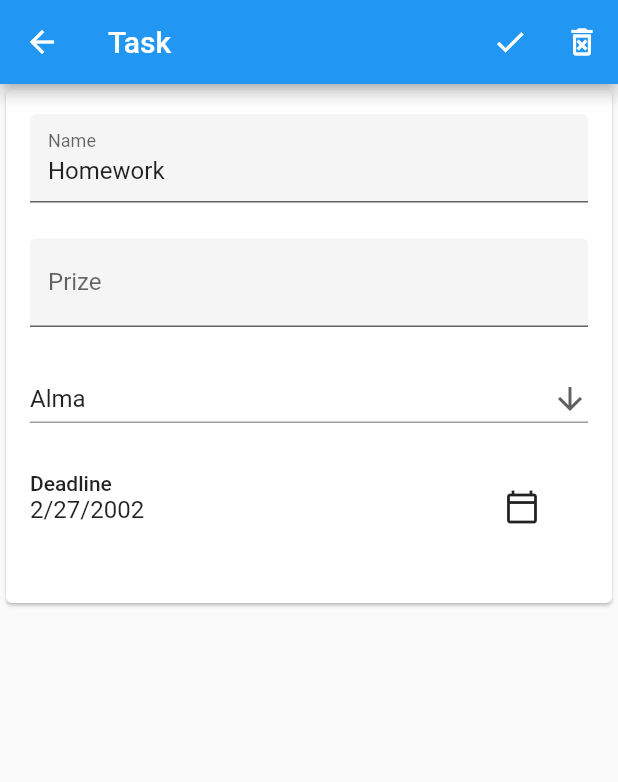
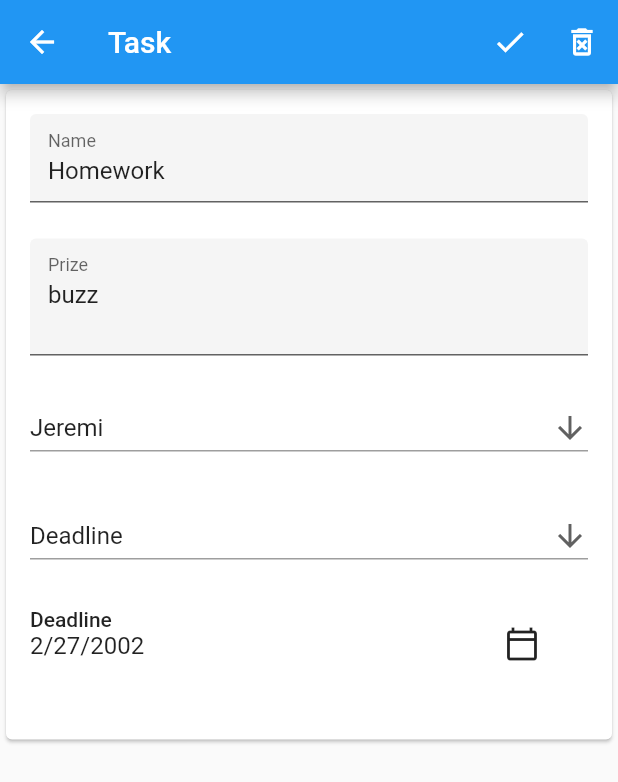
Before and after one commit to szead/kids_task_tracker, a Flutter app: the screen it shows after launch, after a tap on "Homework", on a phone screen of 412 x 824 dp. Shown: the top 782 px of the screen. Run offline on Flutter 3.47's test engine with Material 2 defaults, Android fonts, the phone set to English and light mode, and no system bars; our stand-ins replace cloud_firestore; accounts and stored records are empty.

Commit message:
Adding init function to edit screen

```diff
--- a/lib/edit_detail_screen.dart
+++ b/lib/edit_detail_screen.dart
@@ -14,11 +14,34 @@ class EditDetailScreen extends StatefulWidget {
 class _EditDetailScreenState extends State<EditDetailScreen> {
   final _formKey = GlobalKey<FormState>();
   String taskName = '';
-  String description = '';
+  String prize = '';
   DateTime date = DateTime.now();
   double maxValue = 0;
-  bool enableFeature = false;
-  String dropdownValue = 'Alma';
+
+  static final List<String> kidsName = ["Jeremi", "Nero"];
+  static final List<String> types = ["Deadline", "Count"];
+
+  String assigneeDropdownValue = kidsName.first;
+
+  String typeDropdownValue;
+
+  int counter;
+
+  @override
+  void initState() {
+    taskName = widget.tasks.elementAt(widget.index).taskName;
+    date = widget.tasks.elementAt(widget.index).deadline;
+    typeDropdownValue = widget.tasks.elementAt(widget.index).maxCount == null
+        ? types.first
+        : types.last;
+    print(typeDropdownValue);
+    counter = widget.tasks.elementAt(widget.index).maxCount == null
+        ? 0
+        : widget.tasks.elementAt(widget.index).maxCount;
+    print(counter);
+    prize = widget.tasks.elementAt(widget.index).prize;
+    super.initState();
+  }
 
   @override
   Widget build(BuildContext context) {
@@ -26,7 +49,11 @@ class _EditDetailScreenState extends State<EditDetailScreen> {
       appBar: AppBar(
         title: Text("Task"),
         actions: [
-          IconButton(icon: Icon(Icons.check), onPressed: () {}),
+          IconButton(
+              icon: Icon(Icons.check),
+              onPressed: () {
+                Navigator.pop(context);
+              }),
           IconButton(
               icon: Icon(Icons.delete_forever_outlined),
               onPressed: () {
@@ -56,10 +83,12 @@ class _EditDetailScreenState extends State<EditDetailScreen> {
                             hintText: 'Enter a task name...',
                             labelText: 'Name',
                           ),
-                          initialValue: widget.tasks.elementAt(widget.index).taskName,
+                          initialValue: taskName,
                           onChanged: (value) {
                             setState(() {
                               taskName = value;
+                              widget.tasks.elementAt(widget.index).taskName =
+                                  taskName;
                             });
                           },
                         ),
@@ -70,13 +99,15 @@ class _EditDetailScreenState extends State<EditDetailScreen> {
                             hintText: 'Enter a prize...',
                             labelText: 'Prize',
                           ),
+                          initialValue: prize,
                           onChanged: (value) {
-                            description = value;
+                            prize = value;
+                            widget.tasks.elementAt(widget.index).prize = prize;
                           },
-                          // maxLines: 5,
+                          maxLines: 2,
                         ),
                         DropdownButton<String>(
-                          value: dropdownValue,
+                          value: assigneeDropdownValue,
                           icon: Icon(Icons.arrow_downward),
                           isExpanded: true,
                           // iconSize: 24,
@@ -88,10 +119,10 @@ class _EditDetailScreenState extends State<EditDetailScreen> {
                           ),
                           onChanged: (String newValue) {
                             setState(() {
-                              dropdownValue = newValue;
+                              assigneeDropdownValue = newValue;
                             });
                           },
-                          items: <String>['Alma', 'Two', 'Free', 'Four']
+                          items: kidsName
                               .map<DropdownMenuItem<String>>((String value) {
                             return DropdownMenuItem<String>(
                               value: value,
@@ -99,14 +130,31 @@ class _EditDetailScreenState extends State<EditDetailScreen> {
                             );
                           }).toList(),
                         ),
-                        _FormDatePicker(
-                          date: widget.tasks.elementAt(widget.index).deadline,
-                          onChanged: (value) {
+                        DropdownButton<String>(
+                          value: typeDropdownValue,
+                          icon: Icon(Icons.arrow_downward),
+                          isExpanded: true,
+                          // iconSize: 24,
+                          // elevation: 16,
+                          // style: TextStyle(color: Colors.deepPurple),
+                          underline: Container(
+                            height: 1,
+                            color: Colors.grey,
+                          ),
+                          onChanged: (String newValue) {
                             setState(() {
-                              date = value;
+                              typeDropdownValue = newValue;
                             });
                           },
+                          items: types
+                              .map<DropdownMenuItem<String>>((String value) {
+                            return DropdownMenuItem<String>(
+                              value: value,
+                              child: Text(value),
+                            );
+                          }).toList(),
                         ),
+                        ...getWidgetByType(),
                       ].expand(
                         (widget) => [
                           widget,
@@ -127,6 +175,76 @@ class _EditDetailScreenState extends State<EditDetailScreen> {
       // onPressed: () {
       // Navigator.pop(context, items);
     );
+  }
+
+  List<Widget> getWidgetByType() {
+    List<Widget> widgets = new List<Widget>();
+    switch (typeDropdownValue) {
+      case "Deadline":
+        {
+          widget.tasks.elementAt(widget.index).maxCount = null;
+          widgets.add(_FormDatePicker(
+            date: date,
+            onChanged: (value) {
+              setState(() {
+                date = value;
+                widget.tasks.elementAt(widget.index).deadline = date;
+              });
+            },
+          ));
+        }
+        break;
+      case "Count":
+        {
+          widgets.add(Container(
+            padding: EdgeInsets.all(10.0),
+            decoration: BoxDecoration(
+              border: Border(
+                bottom: BorderSide(width: 1.0, color: Colors.grey),
+              ),
+            ),
+            child: new Center(
+              child: new Row(
+                mainAxisAlignment: MainAxisAlignment.spaceAround,
+                children: <Widget>[
+                  new FloatingActionButton(
+                    heroTag: "Remove",
+                    onPressed: () => {
+                      setState(() {
+                        counter--;
+                        widget.tasks.elementAt(widget.index).maxCount = counter;
+                      })
+                    },
+                    child: new Icon(
+                      Icons.remove,
+                      color: Colors.black,
+                    ),
+                    backgroundColor: Colors.white,
+                  ),
+                  new Text(counter.toString(),
+                      style: new TextStyle(fontSize: 35.0)),
+                  new FloatingActionButton(
+                    heroTag: "Add",
+                    onPressed: () => {
+                      setState(() {
+                        counter++;
+                        widget.tasks.elementAt(widget.index).maxCount = counter;
+                      })
+                    },
+                    child: new Icon(
+                      Icons.add,
+                      color: Colors.black,
+                    ),
+                    backgroundColor: Colors.white,
+                  ),
+                ],
+              ),
+            ),
+          ));
+        }
+        break;
+    }
+    return widgets;
   }
 }
 
--- a/lib/model/task.dart
+++ b/lib/model/task.dart
@@ -1,13 +1,14 @@
 import 'package:cloud_firestore/cloud_firestore.dart';
 
 class Task {
-  final String taskName;
-  final bool completed;
-  final int currentCount;
-  final DateTime deadline;
-  final String kidId;
-  final int maxCount;
-  final String parentId;
+  String taskName;
+  bool completed;
+  int currentCount;
+  DateTime deadline;
+  String kidId;
+  int maxCount;
+  String parentId;
+  String prize;
 
   final DocumentReference reference;
 
@@ -20,12 +21,13 @@ class Task {
         deadline = DateTime.parse(map['deadline']),
         kidId = map['kid_id'],
         maxCount = map['max_count'],
-        parentId = map['parent_id'];
+        parentId = map['parent_id'],
+        prize = map['prize'];
 
   Task.fromSnapshot(DocumentSnapshot snapshot)
       : this.fromMap(snapshot.data(), reference: snapshot.reference);
 
   @override
   String toString() =>
-      "Task<$taskName:$completed:$currentCount:$deadline:$kidId:$maxCount:$parentId>";
+      "Task<$taskName:$completed:$currentCount:$deadline:$kidId:$maxCount:$parentId:$prize>";
 }
--- a/lib/task_list_page.dart
+++ b/lib/task_list_page.dart
@@ -31,8 +31,9 @@ class _TasksListPageState extends State<TasksListPage> {
       "current_count": 0,
       "deadline": "2002-02-27T14:00:00-0500",
       "kid_id": "1",
-      "max_count": 5,
+      "max_count": null,
       "parent_id": "1",
+      "prize": "buzz",
     },
     {
       "task_name": "Cleaning",
@@ -42,6 +43,7 @@ class _TasksListPageState extends State<TasksListPage> {
       "kid_id": "1",
       "max_count": 5,
       "parent_id": "1",
+      "prize": "dino",
     },
     {
       "task_name": "Playing",
@@ -49,8 +51,9 @@ class _TasksListPageState extends State<TasksListPage> {
       "current_count": 0,
       "deadline": "2002-02-27T14:00:00-0500",
       "kid_id": "1",
-      "max_count": 5,
+      "max_count": 1,
       "parent_id": "1",
+      "prize": "toy",
     }
   ];
   List<Task> tasks = tasksSnapshot.map((task) => Task.fromMap(task)).toList();
```
